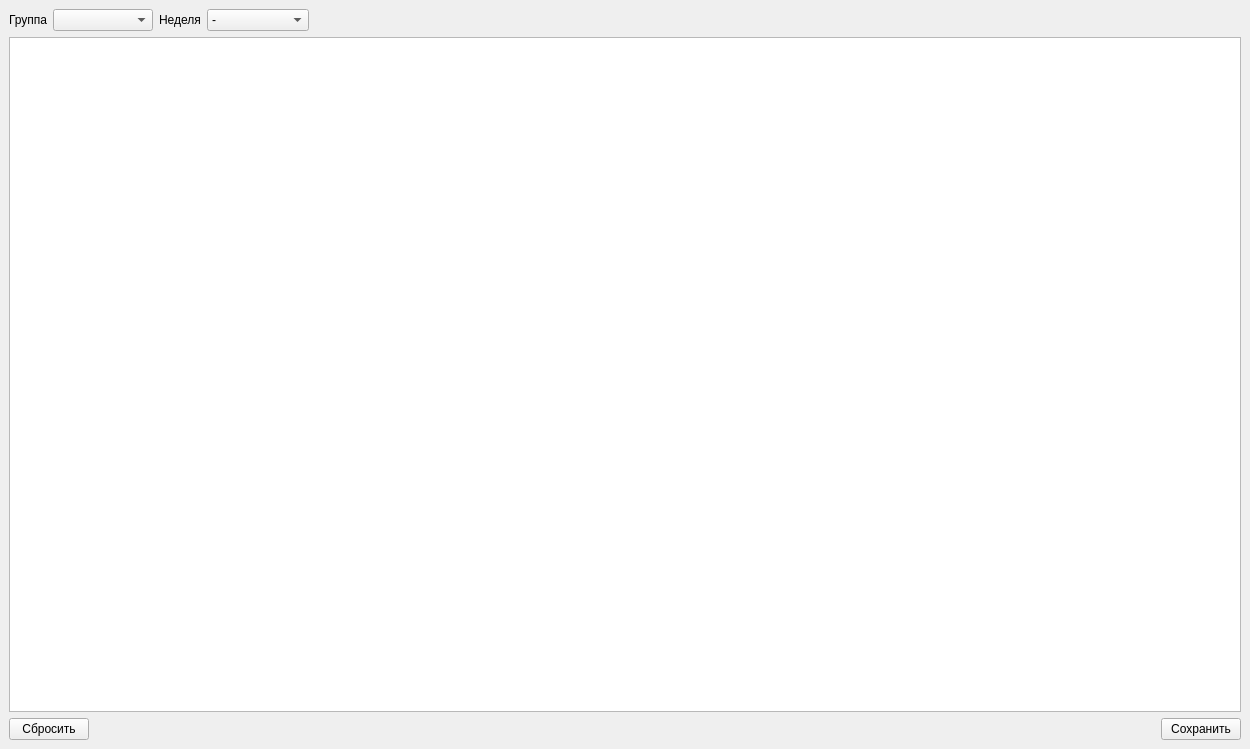
Before: the Qt Designer form absents_cpp_client/ui/mainwindow.ui in vgafk/academy, drawn with Qt 5.
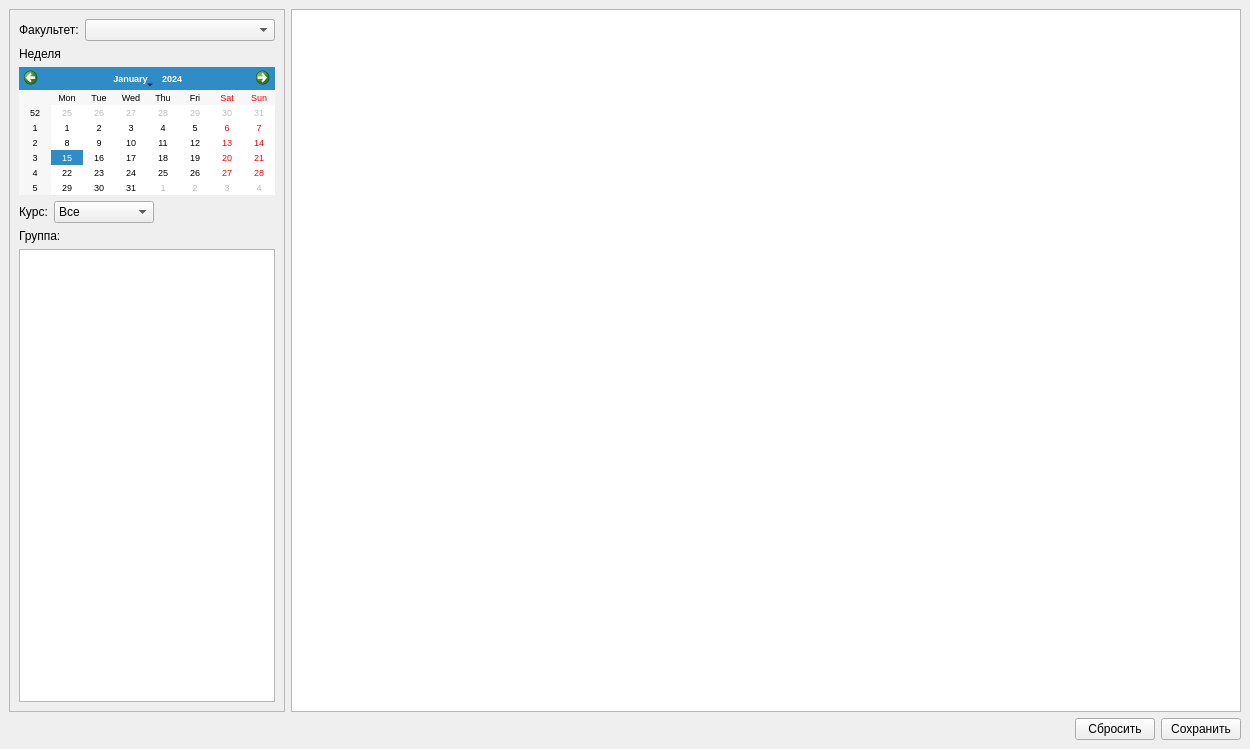
After: the same form once the commit is applied.

```diff
--- a/absents_cpp_client/ui/mainwindow.ui
+++ b/absents_cpp_client/ui/mainwindow.ui
@@ -14,13 +14,61 @@
    <string>Ведомость посещаемости</string>
   </property>
   <widget class="QWidget" name="centralwidget">
-   <layout class="QVBoxLayout" name="verticalLayout">
+   <layout class="QVBoxLayout" name="verticalLayout_3">
+    <item>
+     <layout class="QHBoxLayout" name="horizontalLayout_3" stretch="0,1">
+      <item>
+       <widget class="QFrame" name="frame">
+        <property name="frameShape">
+         <enum>QFrame::StyledPanel</enum>
+        </property>
+        <property name="frameShadow">
+         <enum>QFrame::Raised</enum>
+        </property>
+        <layout class="QVBoxLayout" name="verticalLayout" stretch="0,0,0,0,0,1">
+         <item>
+          <layout class="QHBoxLayout" name="horizontalLayout_4" stretch="0,1">
+           <item>
+            <widget class="QLabel" name="label_5">
+             <property name="text">
+              <string>Факультет:</string>
+             </property>
+            </widget>
+           </item>
+           <item>
+            <widget class="QComboBox" name="cb_group_2">
+             <property name="minimumSize">
+              <size>
+               <width>100</width>
+               <height>0</height>
+              </size>
+             </property>
+            </widget>
+           </item>
+          </layout>
+         </item>
+         <item>
+          <widget class="QLabel" name="label_4">
+           <property name="text">
+            <string>Неделя</string>
+           </property>
+          </widget>
+         </item>
+         <item>
+          <widget class="QCalendarWidget" name="calendarWidget">
+           <property name="font">
+            <font>
+             <pointsize>7</pointsize>
+            </font>
+           </property>
+          </widget>
+         </item>
     <item>
      <layout class="QHBoxLayout" name="horizontalLayout">
       <item>
        <widget class="QLabel" name="label_3">
         <property name="text">
-         <string>Группа</string>
+              <string>Курс:</string>
         </property>
        </widget>
       </item>
@@ -32,60 +80,34 @@
           <height>0</height>
          </size>
         </property>
-       </widget>
-      </item>
       <item>
-       <widget class="QLabel" name="label_4">
         <property name="text">
-         <string>Неделя</string>
-        </property>
-       </widget>
+               <string>Все</string>
+              </property>
       </item>
       <item>
-       <widget class="QComboBox" name="cb_week">
-        <item>
          <property name="text">
-          <string>-</string>
+               <string>1 курс</string>
          </property>
         </item>
         <item>
          <property name="text">
-          <string>24.10 - 28.10</string>
+               <string>2 курс</string>
          </property>
         </item>
         <item>
          <property name="text">
-          <string>31.10 - 04.11</string>
+               <string>3 курс</string>
          </property>
         </item>
         <item>
          <property name="text">
-          <string>07.11 - 11.11</string>
+               <string>4 курс</string>
          </property>
         </item>
         <item>
          <property name="text">
-          <string>14.11 -18.11</string>
-         </property>
-        </item>
-        <item>
-         <property name="text">
-          <string>21.11 -25.11</string>
-         </property>
-        </item>
-        <item>
-         <property name="text">
-          <string>28.11 -02.12</string>
-         </property>
-        </item>
-        <item>
-         <property name="text">
-          <string>05.12 -09.12</string>
-         </property>
-        </item>
-        <item>
-         <property name="text">
-          <string>12.12 -16.12</string>
+               <string>5 курс</string>
          </property>
         </item>
        </widget>
@@ -106,6 +128,19 @@
      </layout>
     </item>
     <item>
+          <widget class="QLabel" name="label">
+           <property name="text">
+            <string>Группа:</string>
+           </property>
+          </widget>
+         </item>
+         <item>
+          <widget class="QListWidget" name="lw_groupList"/>
+         </item>
+        </layout>
+       </widget>
+      </item>
+      <item>
      <widget class="QTableWidget" name="tableWidget">
       <property name="alternatingRowColors">
        <bool>true</bool>
@@ -118,8 +153,23 @@
       </attribute>
      </widget>
     </item>
+     </layout>
+    </item>
     <item>
      <layout class="QHBoxLayout" name="horizontalLayout_2">
+      <item>
+       <spacer name="horizontalSpacer_2">
+        <property name="orientation">
+         <enum>Qt::Horizontal</enum>
+        </property>
+        <property name="sizeHint" stdset="0">
+         <size>
+          <width>40</width>
+          <height>20</height>
+         </size>
+        </property>
+       </spacer>
+      </item>
       <item>
        <widget class="QPushButton" name="btn_reset">
         <property name="text">
@@ -127,19 +177,6 @@
         </property>
        </widget>
       </item>
-      <item>
-       <spacer name="horizontalSpacer_2">
-        <property name="orientation">
-         <enum>Qt::Horizontal</enum>
-        </property>
-        <property name="sizeHint" stdset="0">
-         <size>
-          <width>40</width>
-          <height>20</height>
-         </size>
-        </property>
-       </spacer>
-      </item>
       <item>
        <widget class="QPushButton" name="btn_save">
         <property name="text">
```
Lines whose indentation alone changed are shown as unchanged.
